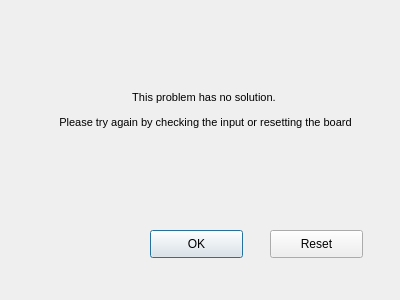
First picture: the form in ui/error_ui.ui, repository bvuongle/Pyramids, before the edit.
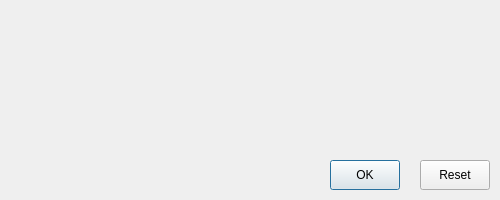
Second picture: the form after the edit.

The edit to the form file:
```diff
--- a/ui/error_ui.ui
+++ b/ui/error_ui.ui
@@ -6,8 +6,8 @@
    <rect>
     <x>0</x>
     <y>0</y>
-    <width>400</width>
-    <height>300</height>
+    <width>500</width>
+    <height>200</height>
    </rect>
   </property>
   <property name="windowTitle">
@@ -18,31 +18,44 @@
     <rect>
      <x>0</x>
      <y>0</y>
-     <width>400</width>
-     <height>300</height>
+     <width>500</width>
+     <height>200</height>
     </rect>
    </property>
    <widget class="QWidget" name="no_sol">
     <widget class="QLabel" name="noti1">
      <property name="geometry">
       <rect>
-       <x>50</x>
-       <y>50</y>
-       <width>311</width>
+       <x>20</x>
+       <y>20</y>
+       <width>451</width>
        <height>121</height>
       </rect>
      </property>
+     <property name="font">
+      <font>
+       <pointsize>10</pointsize>
+       <weight>75</weight>
+       <bold>true</bold>
+      </font>
+     </property>
      <property name="text">
-      <string>&lt;html&gt;&lt;head/&gt;&lt;body&gt;&lt;p align=&quot;center&quot;&gt;&lt;span style=&quot; font-size:8pt;&quot;&gt;This problem has no solution. &lt;/span&gt;&lt;/p&gt;&lt;p align=&quot;center&quot;&gt;&lt;span style=&quot; font-size:8pt;&quot;&gt;Please try again by checking the input or resetting the board&lt;/span&gt;&lt;/p&gt;&lt;/body&gt;&lt;/html&gt;</string>
+      <string/>
+     </property>
+     <property name="scaledContents">
+      <bool>true</bool>
+     </property>
+     <property name="alignment">
+      <set>Qt::AlignCenter</set>
      </property>
     </widget>
     <widget class="QPushButton" name="ok_btn">
      <property name="geometry">
       <rect>
-       <x>150</x>
-       <y>230</y>
-       <width>93</width>
-       <height>28</height>
+       <x>330</x>
+       <y>160</y>
+       <width>70</width>
+       <height>30</height>
       </rect>
      </property>
      <property name="text">
@@ -52,10 +65,10 @@
     <widget class="QPushButton" name="reset_btn">
      <property name="geometry">
       <rect>
-       <x>270</x>
-       <y>230</y>
-       <width>93</width>
-       <height>28</height>
+       <x>420</x>
+       <y>160</y>
+       <width>70</width>
+       <height>30</height>
       </rect>
      </property>
      <property name="text">
```
Left out of the diff: 6 changed lines with no effect on the pictures.
